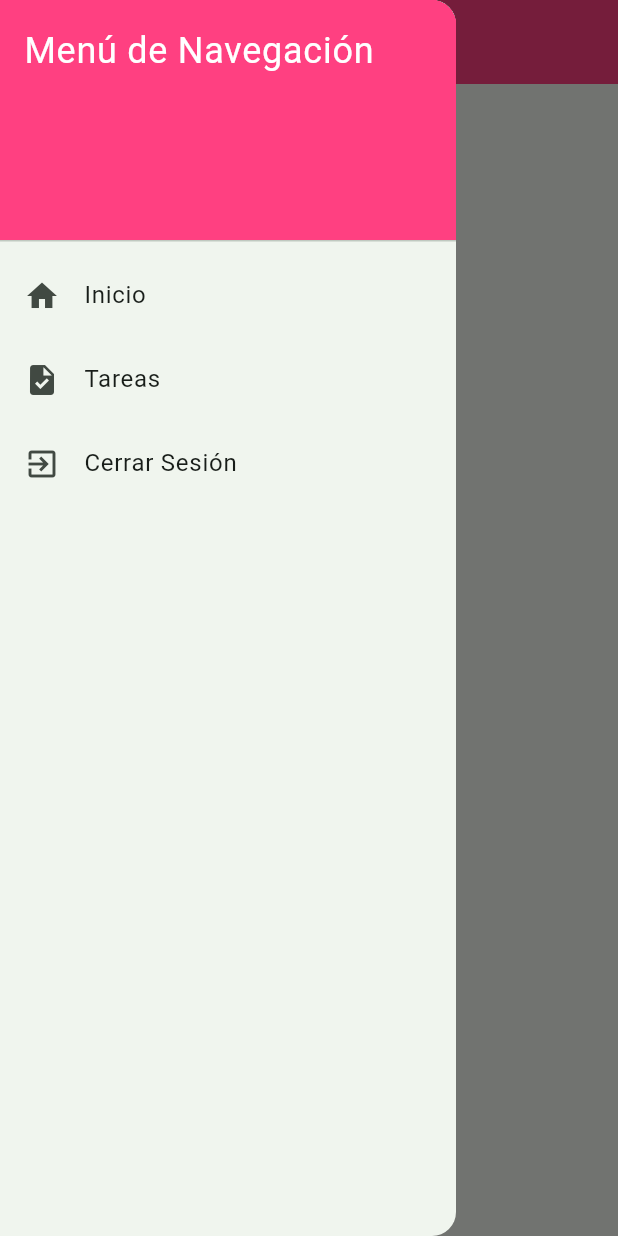
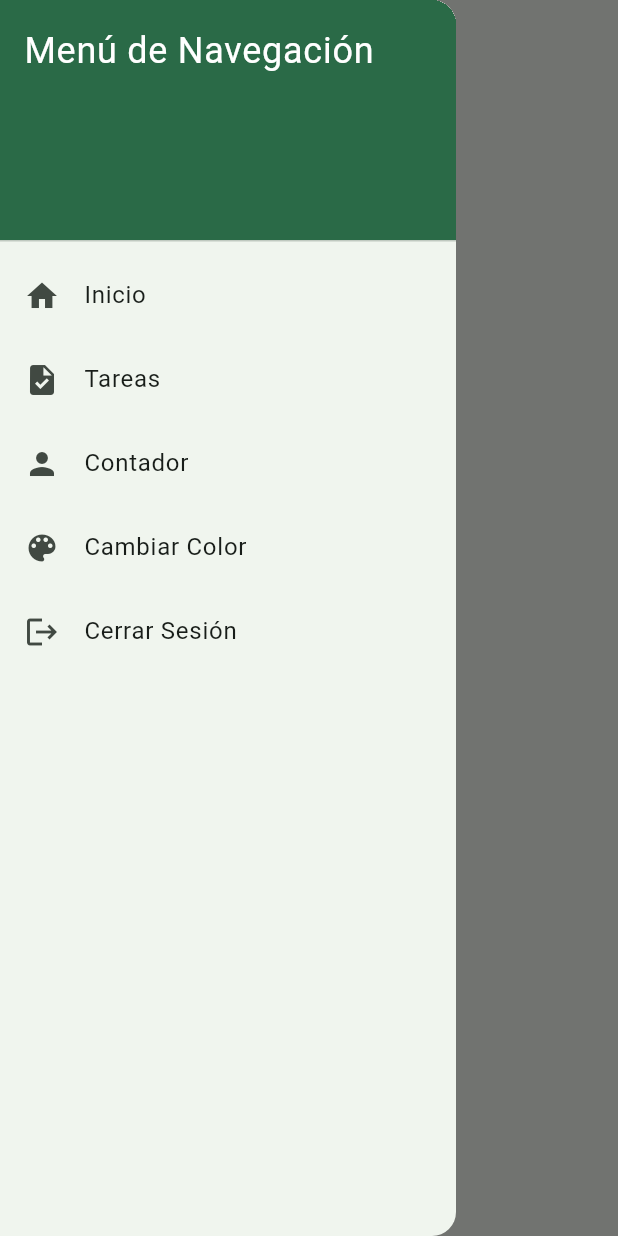
Before and after one commit to danusitacm/dcristaldo-flutter01, a Flutter app: the BaseScreen screen opened directly with empty values, with the side drawer open, on a phone screen of 412 x 824 dp. Run offline on Flutter 3.47's test engine with Material 3 defaults, Android fonts, the phone set to English and light mode, and no system bars.

Commit message:
Modifica BaseScreen

```diff
--- a/lib/views/base_screen.dart
+++ b/lib/views/base_screen.dart
@@ -1,90 +1,68 @@
 import 'package:flutter/material.dart';
-import 'package:dcristaldo/presentation/tareas_screen.dart';
-import 'package:dcristaldo/views/login_screen.dart';
-import 'package:dcristaldo/views/welcome_screen.dart';
 
 class BaseScreen extends StatelessWidget {
-  final Widget child; // Contenido de la pantalla
-  final String title; // Título de la AppBar
+  final Widget body;
+  final Widget? floatingActionButton;
 
-  const BaseScreen({super.key, required this.child, required this.title});
+  const BaseScreen({super.key, required this.body, this.floatingActionButton});
 
   @override
   Widget build(BuildContext context) {
     return Scaffold(
-      appBar: AppBar(title: Text(title), backgroundColor: Colors.pinkAccent),
+      appBar: AppBar(title: const Text('Aplicación')),
       drawer: Drawer(
         child: ListView(
           padding: EdgeInsets.zero,
           children: [
             DrawerHeader(
-              decoration: BoxDecoration(color: Colors.pinkAccent),
-              child: Text(
+              decoration: BoxDecoration(
+                color: Theme.of(context).colorScheme.primary,
+              ),
+              child: const Text(
                 'Menú de Navegación',
                 style: TextStyle(color: Colors.white, fontSize: 24),
               ),
             ),
             ListTile(
-              leading: Icon(Icons.home),
-              title: Text('Inicio'),
+              leading: const Icon(Icons.home),
+              title: const Text('Inicio'),
               onTap: () {
-                Navigator.pushReplacement(
-                  context,
-                  MaterialPageRoute(builder: (context) => WelcomeScreen()),
-                );
+                Navigator.pushReplacementNamed(context, '/welcome');
               },
             ),
             ListTile(
-              leading: Icon(Icons.task),
-              title: Text('Tareas'),
+              leading: const Icon(Icons.task),
+              title: const Text('Tareas'),
               onTap: () {
-                Navigator.push(
-                  context,
-                  MaterialPageRoute(builder: (context) => TareasScreen()),
-                );
+                Navigator.pushReplacementNamed(context, '/tareas');
               },
             ),
             ListTile(
-              leading: Icon(Icons.exit_to_app),
-              title: Text('Cerrar Sesión'),
+              leading: const Icon(Icons.person),
+              title: const Text('Contador'),
               onTap: () {
-                showDialog(
-                  context: context,
-                  builder: (context) {
-                    return AlertDialog(
-                      title: Text('Confirmar'),
-                      content: Text(
-                        '¿Estás seguro de que deseas cerrar sesión?',
-                      ),
-                      actions: [
-                        TextButton(
-                          onPressed: () {
-                            Navigator.of(context).pop(); // Cierra el diálogo
-                          },
-                          child: Text('Cancelar'),
-                        ),
-                        ElevatedButton(
-                          onPressed: () {
-                            Navigator.of(context).pop(); // Cierra el diálogo
-                            Navigator.pushReplacement(
-                              context,
-                              MaterialPageRoute(
-                                builder: (context) => LoginScreen(),
-                              ),
-                            );
-                          },
-                          child: Text('Cerrar Sesión'),
-                        ),
-                      ],
-                    );
-                  },
-                );
+                Navigator.pushReplacementNamed(context, '/counter');
+              },
+            ),
+            ListTile(
+              leading: const Icon(Icons.color_lens),
+              title: const Text('Cambiar Color'),
+              onTap: () {
+                Navigator.pushReplacementNamed(context, '/color_change');
+              },
+            ),
+            ListTile(
+              leading: const Icon(Icons.logout),
+              title: const Text('Cerrar Sesión'),
+              onTap: () {
+                Navigator.pushReplacementNamed(context, '/login');
               },
             ),
           ],
         ),
       ),
-      body: child, // Contenido de la pantalla
+      body: body,
+      floatingActionButton: floatingActionButton,
     );
   }
 }
```
